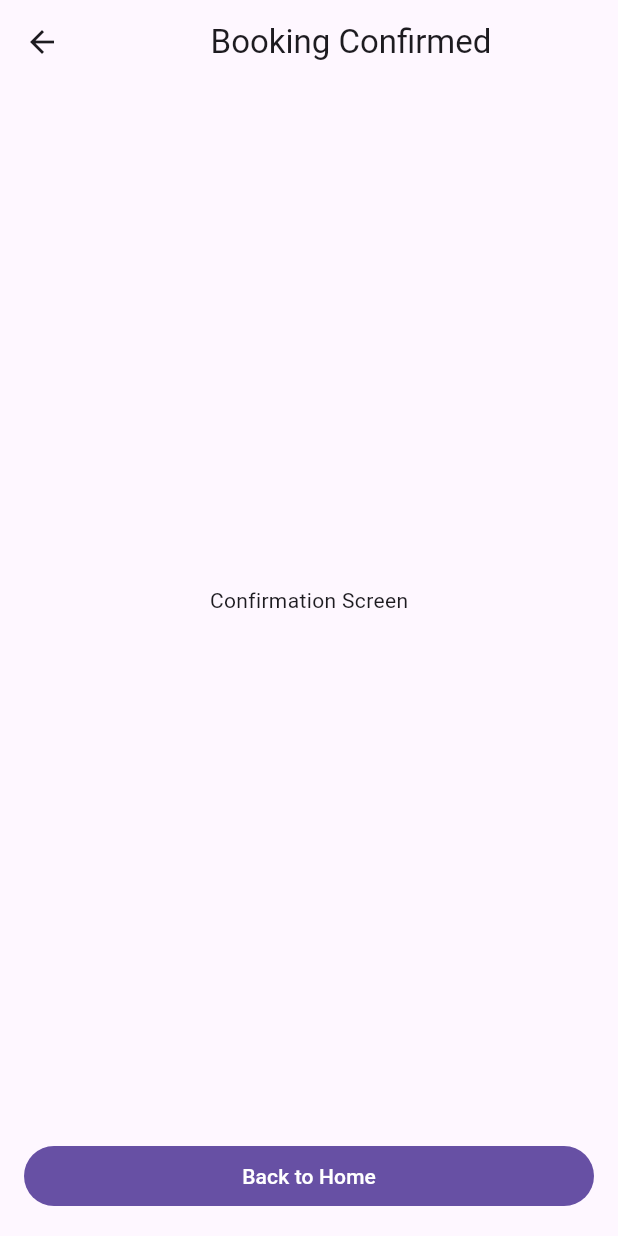
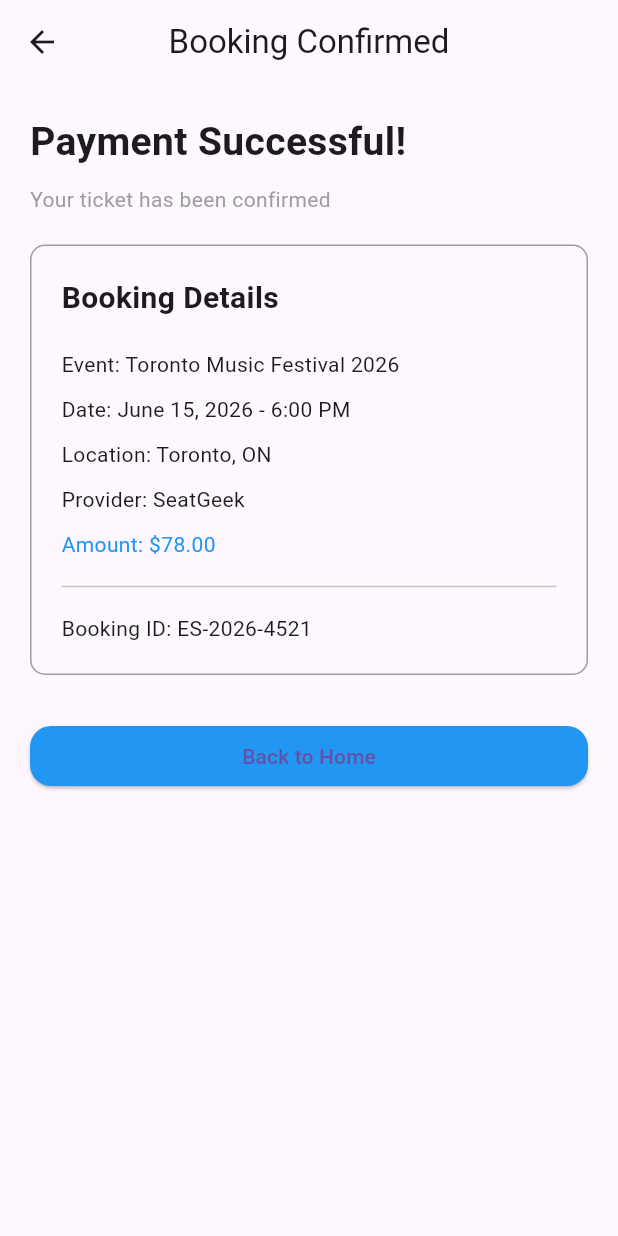
Before and after one commit to pujan89/Event-Scout-App, a Flutter app: the ConfirmationScreen screen opened directly, on a phone screen of 412 x 824 dp. Run offline on Flutter 3.47's test engine with Material 3 defaults, Android fonts, the light colour scheme and no system bars.

Commit message:
Add confirmation screen UI

```diff
--- a/lib/screens/confirmation_screen.dart
+++ b/lib/screens/confirmation_screen.dart
@@ -12,19 +12,112 @@ class ConfirmationScreen extends StatelessWidget {
 
   @override
   Widget build(BuildContext context) {
+
+    String eventName = "Toronto Music Festival 2026";
+    String date = "June 15, 2026 - 6:00 PM";
+    String location = "Toronto, ON";
+    String provider = "SeatGeek";
+    String amount = "\$78.00";
+    String bookingId = "ES-2026-4521";
+
     return Scaffold(
       appBar: AppBar(
-        title: Center(child: Text('Booking Confirmed')),
+        title: Text("Booking Confirmed"),
+        centerTitle: true,
       ),
+
       body: Padding(
-        padding: EdgeInsets.all(16),
-        child: Center(child: Text('Confirmation Screen')),
-      ),
-      bottomNavigationBar: Padding(
-        padding: EdgeInsets.all(16),
-        child: FilledButton(
-          onPressed: () => goToHome(context),
-          child: Text('Back to Home'),
+        padding: EdgeInsets.all(20),
+
+        child: Column(
+          crossAxisAlignment: CrossAxisAlignment.start,
+
+          children: [
+
+            Text(
+              "Payment Successful!",
+              style: TextStyle(
+                fontSize: 26,
+                fontWeight: FontWeight.bold,
+              ),
+            ),
+
+            SizedBox(height: 10),
+
+            Text(
+              "Your ticket has been confirmed",
+              style: TextStyle(color: Colors.grey),
+            ),
+
+            SizedBox(height: 20),
+
+            Container(
+              padding: EdgeInsets.all(20),
+              decoration: BoxDecoration(
+                border: Border.all(color: Colors.grey),
+                borderRadius: BorderRadius.circular(10),
+              ),
+
+              child: Column(
+                crossAxisAlignment: CrossAxisAlignment.start,
+                children: [
+
+                  Text(
+                    "Booking Details",
+                    style: TextStyle(
+                      fontSize: 20,
+                      fontWeight: FontWeight.bold,
+                    ),
+                  ),
+
+                  SizedBox(height: 20),
+
+                  Text("Event: $eventName"),
+                  SizedBox(height: 10),
+
+                  Text("Date: $date"),
+                  SizedBox(height: 10),
+
+                  Text("Location: $location"),
+                  SizedBox(height: 10),
+
+                  Text("Provider: $provider"),
+                  SizedBox(height: 10),
+
+                  Text(
+                    "Amount: $amount",
+                    style: TextStyle(color: Colors.blue),
+                  ),
+
+                  SizedBox(height: 10),
+
+                  Divider(),
+
+                  SizedBox(height: 10),
+
+                  Text("Booking ID: $bookingId"),
+
+                ],
+              ),
+            ),
+
+            SizedBox(height: 30),
+
+            SizedBox(
+              width: double.infinity,
+              child: ElevatedButton(
+                onPressed: () => goToHome(context),
+                style: ElevatedButton.styleFrom(
+                backgroundColor: Colors.blue,
+                shape: RoundedRectangleBorder(
+                borderRadius: BorderRadius.circular(14),
+  ),
+),
+                child: Text("Back to Home"),
+              ),
+            ),
+
+          ],
         ),
       ),
     );
```
